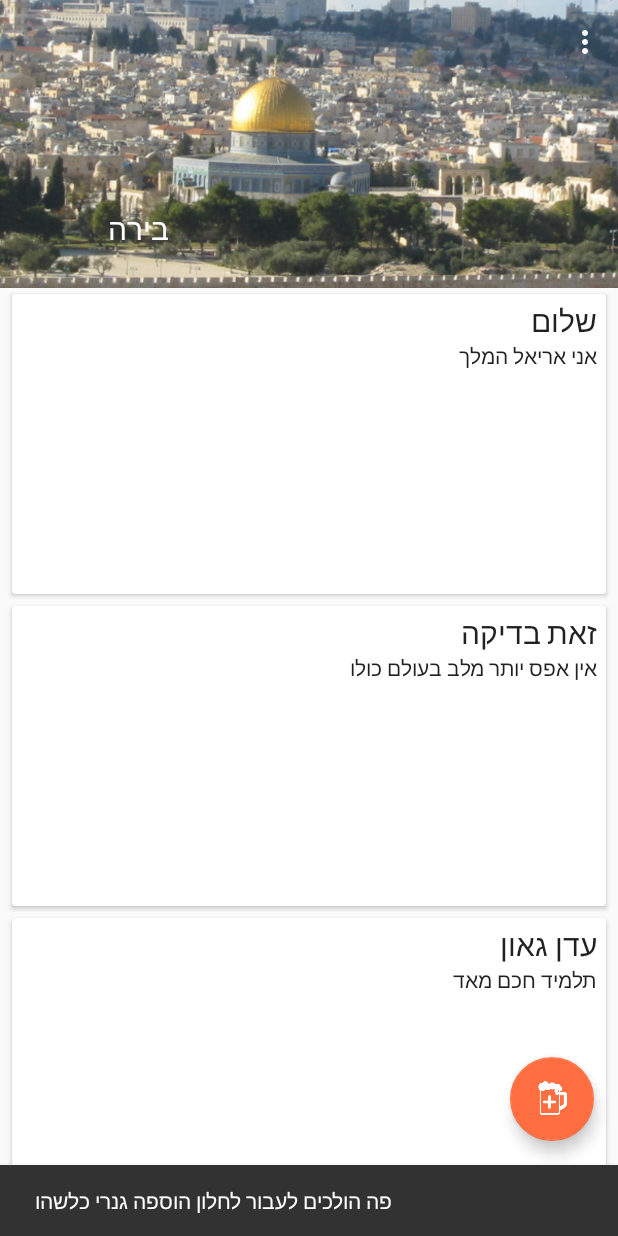
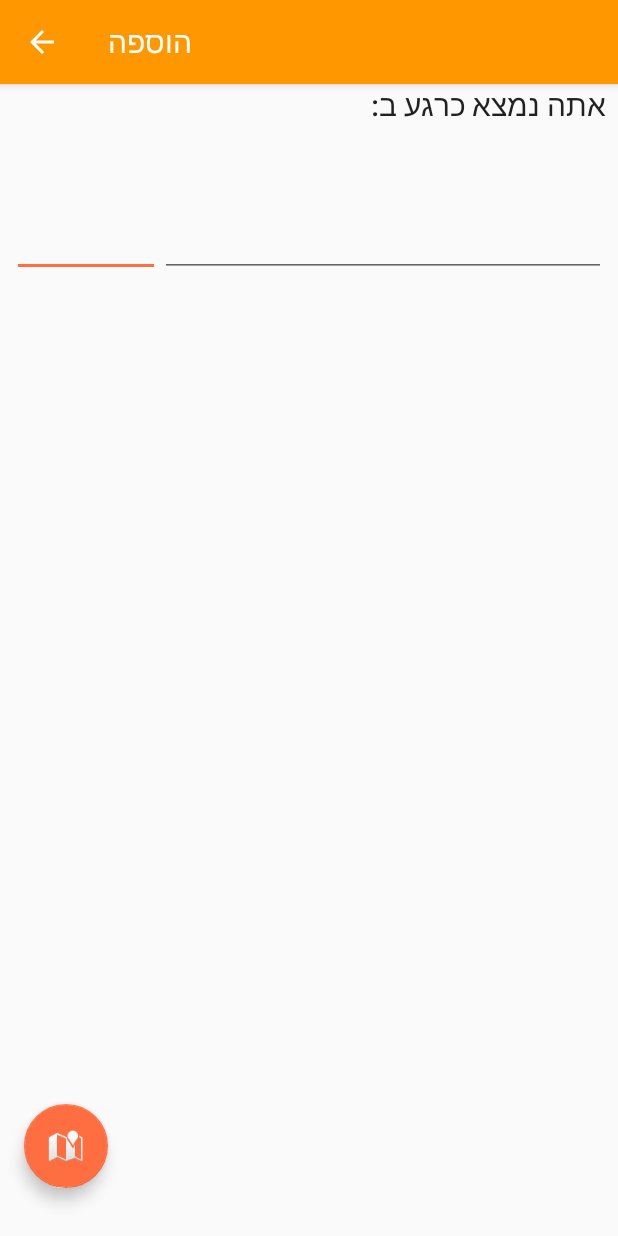
Before and after one commit to badasscohen/Bira, an Android app: the screen it shows after launch (MainActivity before the commit, AddActivity after it), after a tap on an icon or button, on a phone screen of 412 x 824 dp. Run offline under Robolectric (Android 15) with nearby library versions, the phone set to English and light mode, and no system bars.

Commit message:
New activity added with basic design.

```diff
--- a/app/src/main/AndroidManifest.xml
+++ b/app/src/main/AndroidManifest.xml
@@ -18,6 +18,12 @@
                 <category android:name="android.intent.category.LAUNCHER" />
             </intent-filter>
         </activity>
+        <activity
+            android:name=".AddActivity"
+            android:label="@string/add_title"
+            android:parentActivityName=".MainActivity" >
+        </activity>
+
     </application>
 
 </manifest>
--- /dev/null
+++ b/app/src/main/java/olivegumball/bira/AddActivity.java
@@ -0,0 +1,25 @@
+package olivegumball.bira;
+
+import android.os.Bundle;
+import android.support.v7.app.AppCompatActivity;
+import android.support.v7.widget.Toolbar;
+
+/**
+ * Created by ariel on 1/28/16.
+ */
+public class AddActivity extends AppCompatActivity{
+
+    @Override
+    protected void onCreate(Bundle savedInstanceState) {
+        super.onCreate(savedInstanceState);
+        setContentView(R.layout.activity_add);
+
+        Toolbar toolbar = (Toolbar) findViewById(R.id.toolbar);
+        setSupportActionBar(toolbar);
+        getSupportActionBar().setDisplayHomeAsUpEnabled(true);
+        getSupportActionBar().setDisplayShowHomeEnabled(true);
+
+        //FILL LOCATION TO @id/location_field
+    }
+
+}
--- a/app/src/main/java/olivegumball/bira/MainActivity.java
+++ b/app/src/main/java/olivegumball/bira/MainActivity.java
@@ -1,5 +1,6 @@
 package olivegumball.bira;
 
+import android.content.Intent;
 import android.os.Bundle;
 import android.support.design.widget.CollapsingToolbarLayout;
 import android.support.design.widget.FloatingActionButton;
@@ -43,8 +44,8 @@ public class MainActivity extends AppCompatActivity {
         fab.setOnClickListener(new View.OnClickListener() {
             @Override
             public void onClick(View view) {
-                Snackbar.make(view, "פה הולכים לעבור לחלון הוספה גנרי כלשהו", Snackbar.LENGTH_LONG)
-                        .setAction("Action", null).show();
+                Intent i = new Intent(MainActivity.this, AddActivity.class);
+                startActivity(i);
             }
         });
     }
--- /dev/null
+++ b/app/src/main/res/layout/activity_add.xml
@@ -0,0 +1,85 @@
+<?xml version="1.0" encoding="utf-8"?>
+<android.support.design.widget.CoordinatorLayout xmlns:android="http://schemas.android.com/apk/res/android"
+    xmlns:app="http://schemas.android.com/apk/res-auto"
+    xmlns:tools="http://schemas.android.com/tools"
+    android:layout_width="match_parent"
+    android:layout_height="match_parent"
+    tools:context="olivegumball.bira.MainActivity">
+
+    <android.support.design.widget.AppBarLayout
+        android:layout_width="match_parent"
+        android:layout_height="wrap_content"
+        android:background="?colorPrimary">
+
+        <android.support.v7.widget.Toolbar
+            android:id="@+id/toolbar"
+            android:layout_width="match_parent"
+            android:layout_height="?attr/actionBarSize"
+            android:title="@string/add_title"
+            android:theme="@style/ThemeOverlay.AppCompat.Dark.ActionBar" />
+
+    </android.support.design.widget.AppBarLayout>
+
+    <LinearLayout
+        android:layout_width="match_parent"
+        android:layout_height="match_parent"
+        android:layout_marginLeft="8dp"
+        android:layout_marginRight="8dp"
+        android:layout_marginTop="56dp"
+        android:layout_marginBottom="16dp"
+        android:orientation="vertical">
+
+        <LinearLayout
+            android:layout_width="match_parent"
+            android:layout_height="wrap_content"
+            android:gravity="right"
+            android:orientation="horizontal">
+
+            <TextView
+                android:layout_width="wrap_content"
+                android:layout_height="wrap_content"
+                android:text="@string/add_description"
+                android:textAppearance="@style/TextAppearance.AppCompat.Title"/>
+
+            <TextView
+                android:id="@+id/location_field"
+                android:layout_width="wrap_content"
+                android:layout_height="wrap_content"
+                android:textAppearance="@style/TextAppearance.AppCompat.Title"/>
+        </LinearLayout>
+
+        <LinearLayout
+            android:layout_width="match_parent"
+            android:layout_height="wrap_content"
+            android:layout_marginTop="56dp"
+            android:orientation="horizontal">
+
+            <EditText
+                android:id="@+id/beer_price"
+                android:layout_weight="1"
+                android:layout_width="0dp"
+                android:layout_height="wrap_content" />
+
+            <EditText
+                android:id="@+id/beer_name"
+                android:layout_weight="3"
+                android:layout_width="0dp"
+                android:layout_height="wrap_content" />
+
+        </LinearLayout>
+
+    </LinearLayout>
+
+    <android.support.design.widget.FloatingActionButton
+        android:id="@+id/fab"
+        android:layout_width="wrap_content"
+        android:layout_height="wrap_content"
+        android:layout_gravity="bottom"
+        android:layout_marginRight="@dimen/fab_margin"
+        android:layout_marginLeft="@dimen/fab_margin"
+        android:layout_marginTop="@dimen/fab_margin"
+        android:layout_marginBottom="32dp"
+        android:elevation="8dp"
+        android:src="@android:drawable/ic_dialog_map" />
+
+</android.support.design.widget.CoordinatorLayout>
--- a/app/src/main/res/values/strings.xml
+++ b/app/src/main/res/values/strings.xml
@@ -1,4 +1,6 @@
 <resources>
-    <string name="app_name">Bira</string>
+    <string name="app_name">בירה</string>
     <string name="action_settings">הגדרות</string>
+    <string name="add_title">הוספה</string>
+    <string name="add_description">אתה נמצא כרגע ב:</string>
 </resources>
```
